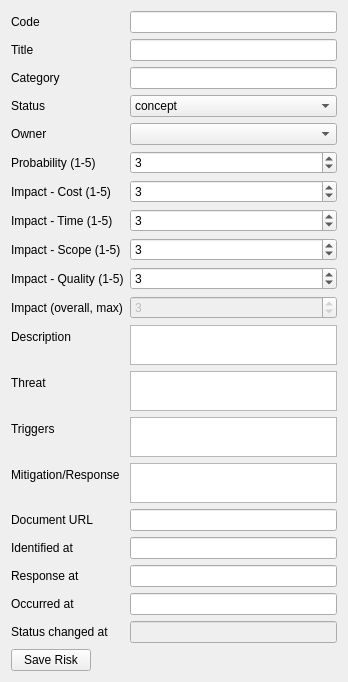
Tomas-Skurla/risk-opportunity-manager, file client/riskapp_client/ui_v2/forms/risk_form.ui: the form before one commit.
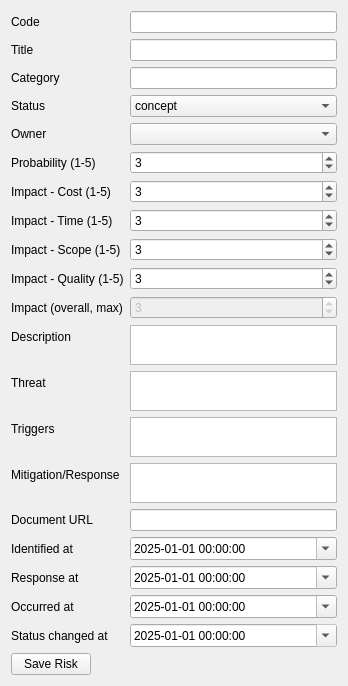
The form after the commit.

Diff of the .ui file:
```diff
--- a/client/riskapp_client/ui_v2/forms/risk_form.ui
+++ b/client/riskapp_client/ui_v2/forms/risk_form.ui
@@ -302,9 +302,6 @@
      </property>
     </widget>
    </item>
-   <item row="16" column="1">
-    <widget class="QLineEdit" name="identified_at"/>
-   </item>
    <item row="17" column="0">
     <widget class="QLabel" name="responseAtLabel">
      <property name="text">
@@ -312,9 +309,6 @@
      </property>
     </widget>
    </item>
-   <item row="17" column="1">
-    <widget class="QLineEdit" name="response_at"/>
-   </item>
    <item row="18" column="0">
     <widget class="QLabel" name="occurredAtLabel">
      <property name="text">
@@ -322,9 +316,6 @@
      </property>
     </widget>
    </item>
-   <item row="18" column="1">
-    <widget class="QLineEdit" name="occurred_at"/>
-   </item>
    <item row="19" column="0">
     <widget class="QLabel" name="statusChangedAtLabel">
      <property name="text">
@@ -332,13 +323,6 @@
      </property>
     </widget>
    </item>
-   <item row="19" column="1">
-    <widget class="QLineEdit" name="status_changed_at">
-     <property name="enabled">
-      <bool>false</bool>
-     </property>
-    </widget>
-   </item>
    <item row="23" column="0">
     <widget class="QPushButton" name="btn">
      <property name="text">
@@ -346,6 +330,169 @@
      </property>
     </widget>
    </item>
+   <item row="16" column="1">
+    <widget class="QDateTimeEdit" name="identified_at">
+     <property name="dateTime">
+      <datetime>
+       <hour>0</hour>
+       <minute>0</minute>
+       <second>0</second>
+       <year>2025</year>
+       <month>1</month>
+       <day>1</day>
+      </datetime>
+     </property>
+     <property name="maximumDateTime">
+      <datetime>
+       <hour>23</hour>
+       <minute>59</minute>
+       <second>59</second>
+       <year>2070</year>
+       <month>12</month>
+       <day>31</day>
+      </datetime>
+     </property>
+     <property name="minimumDateTime">
+      <datetime>
+       <hour>0</hour>
+       <minute>0</minute>
+       <second>0</second>
+       <year>1970</year>
+       <month>1</month>
+       <day>1</day>
+      </datetime>
+     </property>
+     <property name="displayFormat">
+      <string>yyyy-MM-dd HH:mm:ss</string>
+     </property>
+     <property name="calendarPopup">
+      <bool>true</bool>
+     </property>
+    </widget>
+   </item>
+   <item row="17" column="1">
+    <widget class="QDateTimeEdit" name="response_at">
+     <property name="dateTime">
+      <datetime>
+       <hour>0</hour>
+       <minute>0</minute>
+       <second>0</second>
+       <year>2025</year>
+       <month>1</month>
+       <day>1</day>
+      </datetime>
+     </property>
+     <property name="maximumDateTime">
+      <datetime>
+       <hour>23</hour>
+       <minute>59</minute>
+       <second>59</second>
+       <year>2070</year>
+       <month>12</month>
+       <day>31</day>
+      </datetime>
+     </property>
+     <property name="minimumDateTime">
+      <datetime>
+       <hour>0</hour>
+       <minute>0</minute>
+       <second>0</second>
+       <year>1970</year>
+       <month>1</month>
+       <day>1</day>
+      </datetime>
+     </property>
+     <property name="displayFormat">
+      <string>yyyy-MM-dd HH:mm:ss</string>
+     </property>
+     <property name="calendarPopup">
+      <bool>true</bool>
+     </property>
+    </widget>
+   </item>
+   <item row="18" column="1">
+    <widget class="QDateTimeEdit" name="occurred_at">
+     <property name="dateTime">
+      <datetime>
+       <hour>0</hour>
+       <minute>0</minute>
+       <second>0</second>
+       <year>2025</year>
+       <month>1</month>
+       <day>1</day>
+      </datetime>
+     </property>
+     <property name="maximumDateTime">
+      <datetime>
+       <hour>23</hour>
+       <minute>59</minute>
+       <second>59</second>
+       <year>2070</year>
+       <month>12</month>
+       <day>31</day>
+      </datetime>
+     </property>
+     <property name="minimumDateTime">
+      <datetime>
+       <hour>0</hour>
+       <minute>0</minute>
+       <second>0</second>
+       <year>1970</year>
+       <month>1</month>
+       <day>1</day>
+      </datetime>
+     </property>
+     <property name="displayFormat">
+      <string>yyyy-MM-dd HH:mm:ss</string>
+     </property>
+     <property name="calendarPopup">
+      <bool>true</bool>
+     </property>
+    </widget>
+   </item>
+   <item row="19" column="1">
+    <widget class="QDateTimeEdit" name="status_changed_at">
+     <property name="readOnly">
+      <bool>true</bool>
+     </property>
+     <property name="dateTime">
+      <datetime>
+       <hour>0</hour>
+       <minute>0</minute>
+       <second>0</second>
+       <year>2025</year>
+       <month>1</month>
+       <day>1</day>
+      </datetime>
+     </property>
+     <property name="maximumDateTime">
+      <datetime>
+       <hour>23</hour>
+       <minute>59</minute>
+       <second>59</second>
+       <year>2070</year>
+       <month>12</month>
+       <day>31</day>
+      </datetime>
+     </property>
+     <property name="minimumDateTime">
+      <datetime>
+       <hour>0</hour>
+       <minute>0</minute>
+       <second>0</second>
+       <year>1970</year>
+       <month>1</month>
+       <day>1</day>
+      </datetime>
+     </property>
+     <property name="displayFormat">
+      <string>yyyy-MM-dd HH:mm:ss</string>
+     </property>
+     <property name="calendarPopup">
+      <bool>true</bool>
+     </property>
+    </widget>
+   </item>
   </layout>
  </widget>
  <resources/>
```
